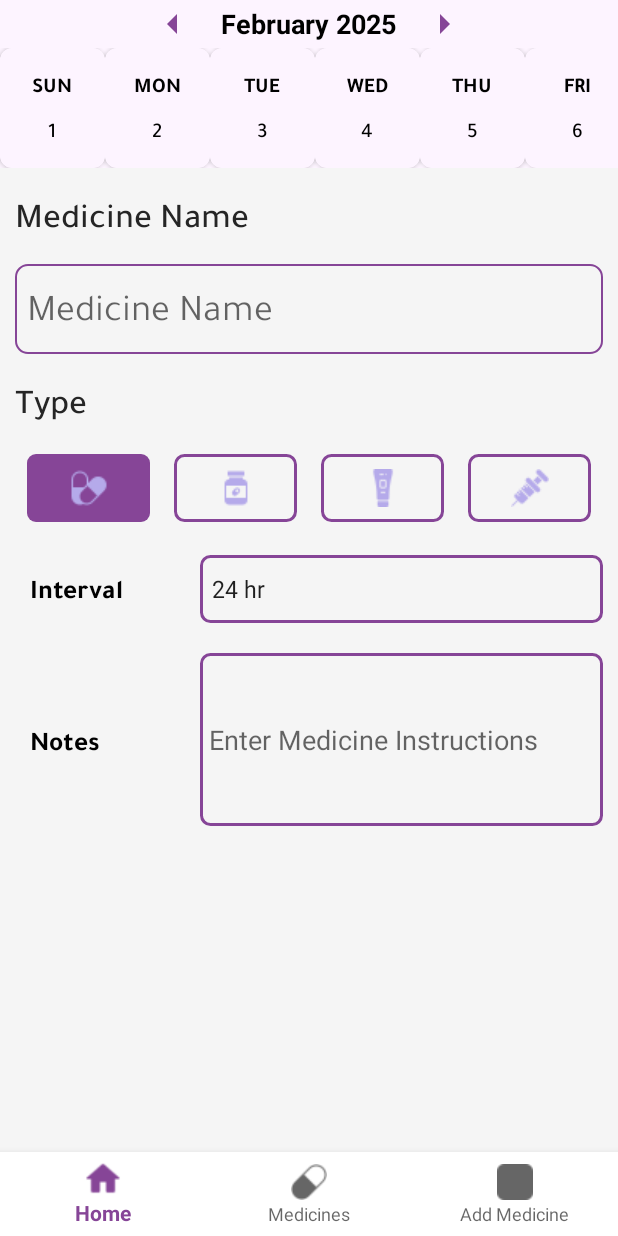
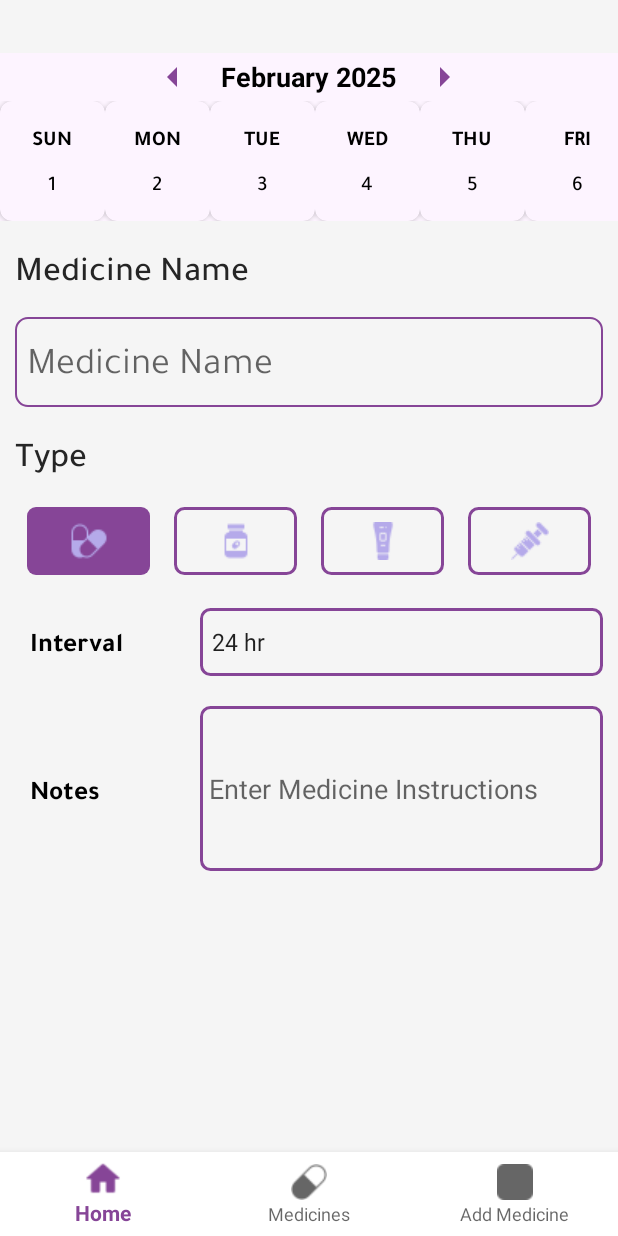
Before and after one commit to AsmaaAbdelfattah/MedicineApp, an Android app built with Jetpack Compose: the fragment AddMedicineFragment placed in its activity, on a phone screen of 412 x 824 dp. Run offline under Robolectric (Android 15) with nearby library versions, the phone set to English and light mode, and no system bars; our stand-ins replace Firebase (no records; nobody signed in at launch, a user with empty details on screens opened directly).

Commit message:
handle calender selerion ui

```diff
--- a/app/src/main/res/layout/calender_recycler.xml
+++ b/app/src/main/res/layout/calender_recycler.xml
@@ -11,7 +11,6 @@
     <androidx.constraintlayout.widget.ConstraintLayout android:orientation="vertical"
         android:layout_width="wrap_content"
         android:layout_height="wrap_content"
-        android:background="@drawable/card_view"
         android:padding="10dp"
         >
         <TextView
--- a/app/src/main/res/layout/fragment_add_medicine.xml
+++ b/app/src/main/res/layout/fragment_add_medicine.xml
@@ -11,6 +11,7 @@
 <androidx.constraintlayout.widget.ConstraintLayout
     android:layout_width="match_parent"
     android:layout_height="match_parent"
+    android:paddingTop="35dp"
    >
     <LinearLayout
         android:id="@+id/calenderLinear"
```
Also changed, not shown: app/src/main/res/layout/calender_item.xml (deleted, +0 -15 lines).
